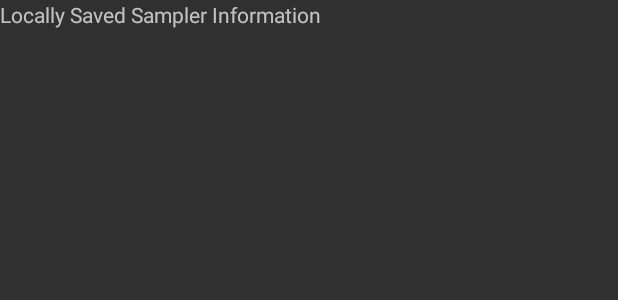
After one commit to ndesai187/indigoX, an Android app: the layout activity_view_reading.xml on its own in the app's theme, with its tools: preview values and no code run, on a phone screen of 412 x 824 dp. The commit adds this screen. Shown: the top 300 px of the screen. Run offline under Robolectric (Android 15) with nearby library versions, the phone set to English and light mode, and no system bars.

Commit message:
Activated View Data buttons and refactored DB Handler to create DB Manager

```diff
--- a/app/src/main/java/com/example/nirav/indigox/AddReadingActivity.java
+++ b/app/src/main/java/com/example/nirav/indigox/MainPage/AddReadingActivity.java
@@ -1,4 +1,4 @@
-package com.example.nirav.indigox;
+package com.example.nirav.indigox.MainPage;
 
 import android.support.design.widget.TabLayout;
 import android.support.v7.app.AppCompatActivity;
@@ -8,6 +8,7 @@ import android.support.v4.view.ViewPager;
 import android.os.Bundle;
 import android.view.Menu;
 import android.view.MenuItem;
+import com.example.nirav.indigox.R;
 
 public class AddReadingActivity extends AppCompatActivity {
 
--- a/app/src/main/java/com/example/nirav/indigox/SectionsPagerAdapter.java
+++ b/app/src/main/java/com/example/nirav/indigox/MainPage/SectionsPagerAdapter.java
@@ -1,4 +1,4 @@
-package com.example.nirav.indigox;
+package com.example.nirav.indigox.MainPage;
 
 import android.support.v4.app.Fragment;
 import android.support.v4.app.FragmentManager;
--- a/app/src/main/res/layout/activity_add_reading.xml
+++ b/app/src/main/res/layout/activity_add_reading.xml
@@ -6,7 +6,7 @@
                                                  android:layout_width="match_parent"
                                                  android:layout_height="match_parent"
                                                  android:fitsSystemWindows="true"
-                                                 tools:context="com.example.nirav.indigox.AddReadingActivity">
+                                                 tools:context="com.example.nirav.indigox.MainPage.AddReadingActivity">
 
     <android.support.design.widget.AppBarLayout
             android:id="@+id/appbar"
--- /dev/null
+++ b/app/src/main/res/layout/activity_view_reading.xml
@@ -0,0 +1,50 @@
+<?xml version="1.0" encoding="utf-8"?>
+<android.support.design.widget.CoordinatorLayout
+        xmlns:android="http://schemas.android.com/apk/res/android"
+        xmlns:app="http://schemas.android.com/apk/res-auto"
+        xmlns:tools="http://schemas.android.com/tools"
+        android:layout_width="match_parent"
+        android:layout_height="match_parent"
+        tools:context="com.example.nirav.indigox.MainPage.ViewReadingActivity">
+
+
+    <ListView
+            android:id="@+id/list_view_sampler"
+            android:layout_width="match_parent"
+            android:layout_height="wrap_content"
+            android:dividerHeight="1dp"
+            android:padding="10dp" >
+    </ListView>
+
+    <TextView
+            android:id="@+id/empty"
+            android:layout_width="wrap_content"
+            android:layout_height="wrap_content"
+            android:layout_centerInParent="true"
+            android:text="Locally Saved Sampler Information" />
+
+    <!--android.support.design.widget.AppBarLayout
+            android:layout_height="wrap_content"
+            android:layout_width="match_parent"
+            android:theme="@style/AppTheme.AppBarOverlay">
+
+        <android.support.v7.widget.Toolbar
+                android:id="@+id/toolbar"
+                android:layout_width="match_parent"
+                android:layout_height="?attr/actionBarSize"
+                android:background="?attr/colorPrimary"
+                app:popupTheme="@style/AppTheme.PopupOverlay"/>
+
+    </android.support.design.widget.AppBarLayout>
+
+    <include layout="@layout/content_view_reading"/>
+
+    <android.support.design.widget.FloatingActionButton
+            android:id="@+id/fab"
+            android:layout_width="wrap_content"
+            android:layout_height="wrap_content"
+            android:layout_gravity="bottom|end"
+            android:layout_margin="@dimen/fab_margin"
+            app:srcCompat="@android:drawable/ic_dialog_email"/-->
+
+</android.support.design.widget.CoordinatorLayout>
--- a/app/src/main/res/layout/content_home_page.xml
+++ b/app/src/main/res/layout/content_home_page.xml
@@ -29,6 +29,7 @@
 
     <Button
             android:id="@+id/view_sampler"
+            android:onClick="viewSamplerInfo"
             android:layout_width="wrap_content"
             android:layout_height="wrap_content"
             android:text="View \nSampler"
@@ -64,6 +65,7 @@
 
     <Button
             android:id="@+id/view_reading"
+            android:onClick="viewReadingInfo"
             style="?android:textAppearanceSmall"
             android:layout_width="wrap_content"
             android:layout_height="wrap_content"
--- a/app/src/main/res/menu/menu_add_reading.xml
+++ b/app/src/main/res/menu/menu_add_reading.xml
@@ -1,7 +1,7 @@
 <menu xmlns:android="http://schemas.android.com/apk/res/android"
       xmlns:app="http://schemas.android.com/apk/res-auto"
       xmlns:tools="http://schemas.android.com/tools"
-      tools:context="com.example.nirav.indigox.AddReadingActivity">
+      tools:context="com.example.nirav.indigox.MainPage.AddReadingActivity">
     <item
             android:id="@+id/action_settings"
             android:title="@string/action_settings"
--- a/app/src/main/res/values/strings.xml
+++ b/app/src/main/res/values/strings.xml
@@ -27,4 +27,6 @@
     <string name="link_sampler_fragment">Sampler</string>
     <string name="geo_weather_fragment">GeoWeather</string>
     <string name="add_reading_data_fragment">Readings</string>
+    <string name="title_activity_view_reading">ViewReadingActivity</string>
+    <string name="title_activity_view_scan_codes">ViewScanCodesActivity</string>
 </resources>
--- a/app/src/main/res/values/styles.xml
+++ b/app/src/main/res/values/styles.xml
@@ -9,6 +9,7 @@
     </style>
 
     <style name="AppTheme.AppBarOverlay" parent="ThemeOverlay.AppCompat.Dark.ActionBar"/>
+
     <style name="AppTheme.PopupOverlay" parent="ThemeOverlay.AppCompat.Light"/>
 
 </resources>
```
Also changed, not shown: app/src/main/AndroidManifest.xml (+20 -2 lines), app/src/main/java/com/example/nirav/indigox/Fragments/UnderConstructionFragment.java (added, +23 -0 lines), app/src/main/java/com/example/nirav/indigox/HomePageActivity.java (+37 -10 lines), app/src/main/java/com/example/nirav/indigox/MainPage/StartScannerActivity.java (renamed from app/src/main/java/com/example/nirav/indigox/StartScannerActivity.java, +11 -8 lines), app/src/main/java/com/example/nirav/indigox/MainPage/ViewReadingActivity.java (added, +62 -0 lines), app/src/main/java/com/example/nirav/indigox/MainPage/ViewScanCodesActivity.java (added, +63 -0 lines), app/src/main/java/com/nirav/indigox/database/IndigoDBHandler.java (+0 -42 lines), app/src/main/java/com/nirav/indigox/database/IndigoDBManager.java (added, +68 -0 lines), app/src/main/res/layout/activity_view_scan_codes.xml (added, +25 -0 lines), app/src/main/res/layout/content_view_reading.xml (added, +12 -0 lines), app/src/main/res/layout/content_view_scan_codes.xml (added, +33 -0 lines), app/src/main/res/layout/fragment_under_construction.xml (added, +19 -0 lines).
